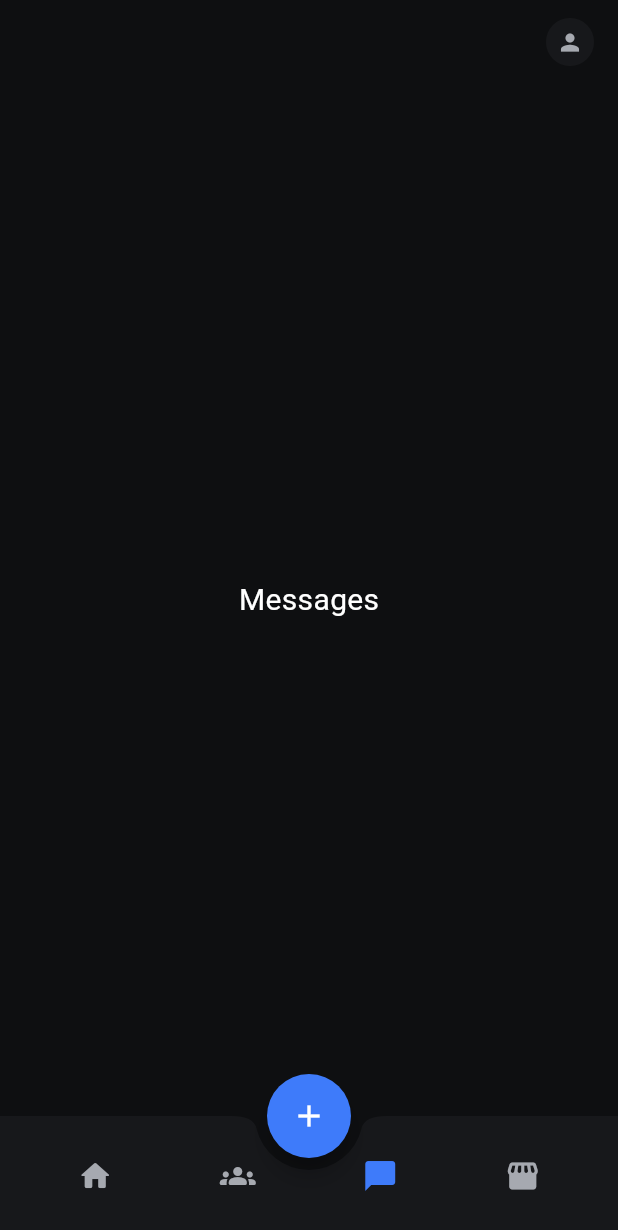
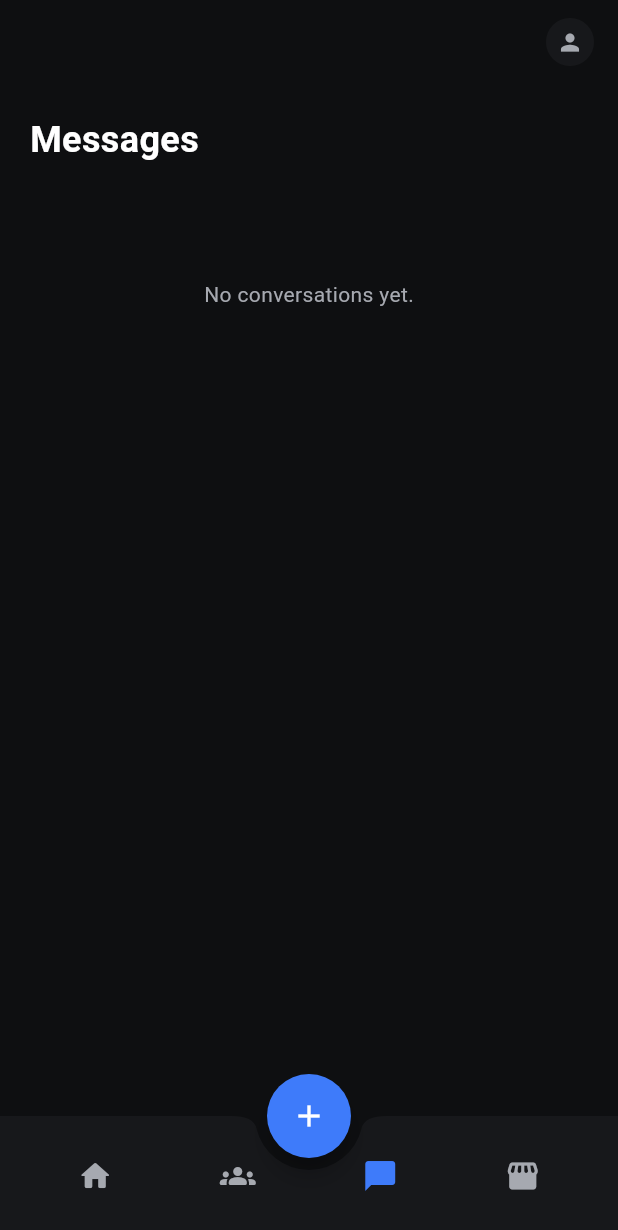
Before and after one commit to Broeshasha/kampuslinkapp, a Flutter app: the ResponsiveShell screen opened directly, item 3 of the bottom bar chosen, on a phone screen of 412 x 824 dp. Shown: the top 1230 px of the screen. Run offline on Flutter 3.47's test engine with Material 3 defaults, Android fonts, the phone set to English and light mode, and no system bars; our stand-ins replace cached_network_image, flutter_blurhash, flutter_dotenv, google_sign_in, image_picker, share_plus and 2 more; missing offline and left inert: blurhash_dart; accounts and stored records are empty; network calls fail.

Commit message:
add messages: thread list + chat, request-based not realtime, no socket cost

```diff
--- /dev/null
+++ b/lib/features/messages/messages_screen.dart
@@ -0,0 +1,144 @@
+import 'package:flutter/material.dart';
+import 'package:supabase_flutter/supabase_flutter.dart';
+import '../../core/theme/app_theme.dart';
+import '../../core/widgets/blurhash_image.dart';
+import 'chat_screen.dart';
+
+class MessagesScreen extends StatefulWidget {
+  const MessagesScreen({super.key});
+
+  @override
+  State<MessagesScreen> createState() => _MessagesScreenState();
+}
+
+class _MessagesScreenState extends State<MessagesScreen> {
+  final _supabase = Supabase.instance.client;
+  List<Map<String, dynamic>> _threads = [];
+  bool _loading = true;
+
+  @override
+  void initState() {
+    super.initState();
+    _load();
+  }
+
+  Future<void> _load() async {
+    setState(() => _loading = true);
+    try {
+      final userId = _supabase.auth.currentUser!.id;
+      final data = await _supabase.rpc('get_message_threads', params: {'viewer_id': userId});
+      setState(() {
+        _threads = List<Map<String, dynamic>>.from(data);
+        _loading = false;
+      });
+    } catch (_) {
+      setState(() => _loading = false);
+    }
+  }
+
+  String _timeAgo(String? isoDate) {
+    if (isoDate == null) return '';
+    final diff = DateTime.now().difference(DateTime.parse(isoDate));
+    if (diff.inMinutes < 60) return '${diff.inMinutes}m';
+    if (diff.inHours < 24) return '${diff.inHours}h';
+    return '${diff.inDays}d';
+  }
+
+  @override
+  Widget build(BuildContext context) {
+    if (_loading) {
+      return const Center(child: CircularProgressIndicator(color: AppColors.accent));
+    }
+
+    return RefreshIndicator(
+      color: AppColors.accent,
+      onRefresh: _load,
+      child: ListView(
+        padding: const EdgeInsets.fromLTRB(20, 20, 20, 20),
+        children: [
+          const Text('Messages',
+              style: TextStyle(color: Colors.white, fontSize: 24, fontWeight: FontWeight.w700)),
+          const SizedBox(height: 16),
+
+          if (_threads.isEmpty)
+            const Padding(
+              padding: EdgeInsets.only(top: 60),
+              child: Center(
+                child: Text('No conversations yet.',
+                    style: TextStyle(color: AppColors.textSecondary)),
+              ),
+            ),
+
+          ..._threads.map((t) => InkWell(
+                onTap: () async {
+                  await Navigator.of(context).push(
+                    MaterialPageRoute(
+                      builder: (_) => ChatScreen(
+                        otherUserId: t['other_user_id'],
+                        otherUsername: t['other_username'],
+                      ),
+                    ),
+                  );
+                  _load();
+                },
+                child: Padding(
+                  padding: const EdgeInsets.symmetric(vertical: 10),
+                  child: Row(
+                    children: [
+                      ClipOval(
+                        child: SizedBox(
+                          width: 44, height: 44,
+                          child: t['other_avatar_url'] != null
+                              ? BlurHashImage(
+                                  imageUrl: t['other_avatar_url'],
+                                  blurhash: t['other_avatar_blurhash'])
+                              : Container(
+                                  color: AppColors.surface,
+                                  child: const Icon(Icons.person, color: AppColors.textSecondary),
+                                ),
+                        ),
+                      ),
+                      const SizedBox(width: 12),
+                      Expanded(
+                        child: Column(
+                          crossAxisAlignment: CrossAxisAlignment.start,
+                          children: [
+                            Text('@${t['other_username']}',
+                                style: const TextStyle(
+                                    color: Colors.white, fontSize: 14, fontWeight: FontWeight.w600)),
+                            const SizedBox(height: 2),
+                            Text(t['last_message'] ?? '',
+                                maxLines: 1,
+                                overflow: TextOverflow.ellipsis,
+                                style: const TextStyle(color: AppColors.textSecondary, fontSize: 13)),
+                          ],
+                        ),
+                      ),
+                      Column(
+                        crossAxisAlignment: CrossAxisAlignment.end,
+                        children: [
+                          Text(_timeAgo(t['last_message_at']),
+                              style: const TextStyle(color: AppColors.textSecondary, fontSize: 11)),
+                          if ((t['unread_count'] ?? 0) > 0) ...[
+                            const SizedBox(height: 4),
+                            Container(
+                              padding: const EdgeInsets.symmetric(horizontal: 6, vertical: 2),
+                              decoration: BoxDecoration(
+                                color: AppColors.accent,
+                                borderRadius: BorderRadius.circular(10),
+                              ),
+                              child: Text('${t['unread_count']}',
+                                  style: const TextStyle(color: Colors.white, fontSize: 10)),
+                            ),
+                          ],
+                        ],
+                      ),
+                    ],
+                  ),
+                ),
+              )),
+        ],
+      ),
+    );
+  }
+}
--- a/lib/main.dart
+++ b/lib/main.dart
@@ -14,6 +14,7 @@ import 'features/home/home_screen.dart';
 import 'features/profile/profile_screen.dart';
 import 'features/community/community_screen.dart';
 import 'features/marketplace/marketplace_screen.dart';
+import 'features/messages/messages_screen.dart';
 
 Future<void> main() async {
   WidgetsFlutterBinding.ensureInitialized();
@@ -142,7 +143,7 @@ class _AuthGateState extends State<AuthGate> {
           screens: [
             const HomeScreen(),
             const CommunityScreen(),
-            _placeholder('Messages'),
+            const MessagesScreen(),
             const MarketplaceScreen(),
           ],
           onAvatarTap: () {
```
Also changed, not shown: lib/core/config/cached_fetch.dart (added, +19 -0 lines), lib/core/widgets/retry_banner.dart (added, +34 -0 lines), lib/features/messages/chat_screen.dart (added, +198 -0 lines).
